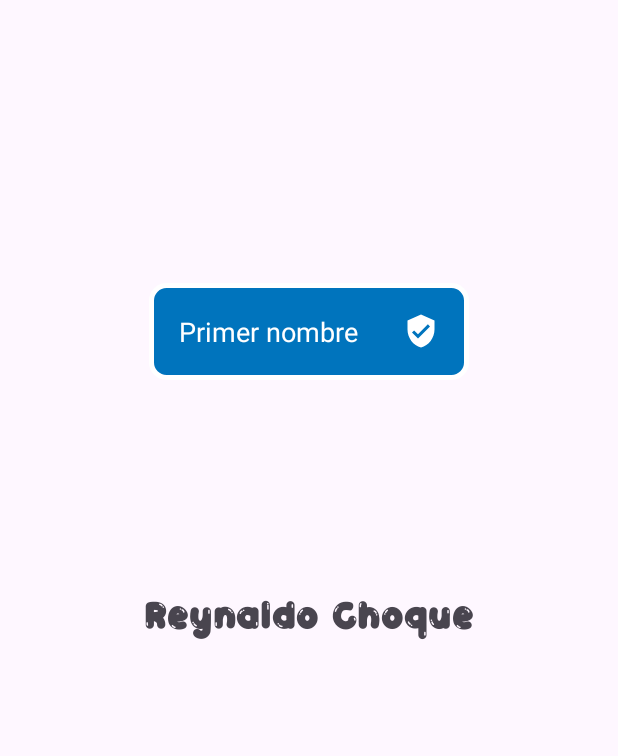
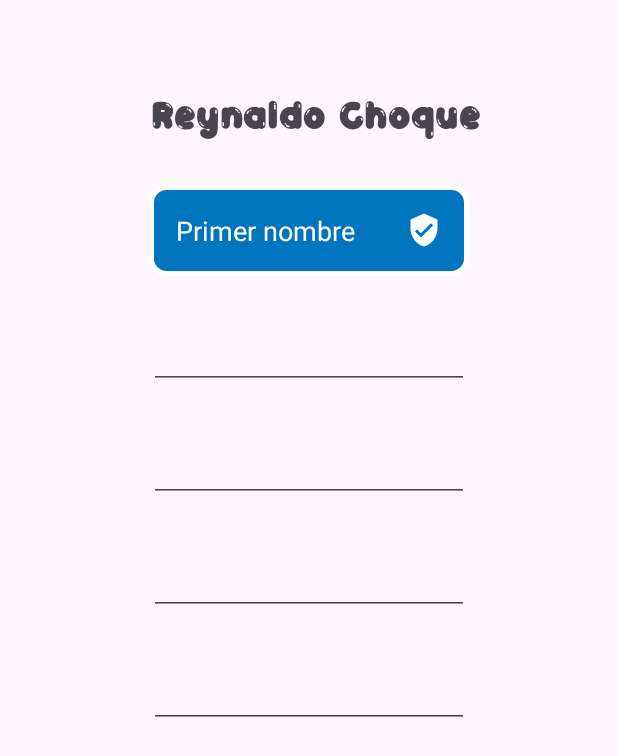
Before and after one commit to rrchoque/rrchoque-netzun-kotlin-avanzado-parte-2, an Android app: the layout activity_main.xml on its own in the app's theme, with its tools: preview values and no code run, on a phone screen of 412 x 824 dp. Shown: the top 756 px of the screen. Run offline under Robolectric (Android 15) with nearby library versions, the phone set to English and light mode, and no system bars.

Commit message:
Se terminó la cápsula 7 del módulo 01: Tipos de EditText

```diff
--- a/EmptyApp/app/src/main/java/com/example/emptyapp/MainActivity.kt
+++ b/EmptyApp/app/src/main/java/com/example/emptyapp/MainActivity.kt
@@ -5,6 +5,7 @@ import androidx.appcompat.app.AppCompatActivity
 import android.os.Bundle
 import android.widget.TextView
 import android.widget.Toast
+import androidx.core.widget.addTextChangedListener
 import com.example.emptyapp.databinding.ActivityMainBinding
 
 class MainActivity : AppCompatActivity() {
@@ -15,6 +16,9 @@ class MainActivity : AppCompatActivity() {
         //setContentView(R.layout.activity_main)
         setContentView(binding.root)
 
+        /**
+         * TextView
+         */
         //val tvNameDev = findViewById<TextView>(R.id.tvNameDev)
         val tvNameDev = binding.tvNameDev
         //tvNameDev.text = getString(R.string.hola_mundo)
@@ -31,5 +35,15 @@ class MainActivity : AppCompatActivity() {
                 tvNameDev.setTextColor(Color.RED)
             }
         }
+
+        /**
+         * EditText
+         */
+        val etName = binding.etName
+        etName.addTextChangedListener {
+            if (etName.text.isEmpty()){
+                etName.error = "Este campo no puede estar vacio"
+            }
+        }
     }
 }
--- a/EmptyApp/app/src/main/res/layout/activity_main.xml
+++ b/EmptyApp/app/src/main/res/layout/activity_main.xml
@@ -10,11 +10,12 @@
         android:id="@+id/tvNameDev"
         android:layout_width="wrap_content"
         android:layout_height="wrap_content"
+        android:layout_marginTop="64dp"
+        android:fontFamily="@font/valoon"
         android:text="@string/name_dev"
-        android:fontFamily="@font/valoon"
         android:textSize="26sp"
-        app:layout_constraintBottom_toBottomOf="parent"
         app:layout_constraintEnd_toEndOf="parent"
+        app:layout_constraintHorizontal_bias="0.523"
         app:layout_constraintStart_toStartOf="parent"
         app:layout_constraintTop_toTopOf="parent" />
 
@@ -22,17 +23,60 @@
         android:id="@+id/etName"
         android:layout_width="wrap_content"
         android:layout_height="wrap_content"
-        android:layout_marginTop="44dp"
-        android:ems="10"
-        android:padding="20dp"
-        android:textColorHint="@color/white"
-        android:inputType="textPersonName|textAutoComplete"
-        android:hint="@string/primer_nombre"
         android:background="@drawable/bg_teal_button"
         android:drawableEnd="@drawable/baseline_verified_user_24"
-        app:layout_constraintBottom_toTopOf="@+id/tvNameDev"
+        android:ems="10"
+        android:hint="@string/primer_nombre"
+        android:inputType="textPersonName|textAutoComplete"
+        android:layout_marginTop="30dp"
+        android:padding="18dp"
+        android:textColorHint="@color/white"
         app:layout_constraintEnd_toEndOf="parent"
         app:layout_constraintStart_toStartOf="parent"
-        app:layout_constraintTop_toTopOf="parent" />
+        app:layout_constraintTop_toBottomOf="@+id/tvNameDev" />
+
+    <EditText
+        android:id="@+id/editTextTextPassword"
+        android:layout_width="wrap_content"
+        android:layout_height="wrap_content"
+        android:ems="10"
+        android:layout_marginTop="30dp"
+        android:inputType="textPassword"
+        app:layout_constraintEnd_toEndOf="parent"
+        app:layout_constraintStart_toStartOf="parent"
+        app:layout_constraintTop_toBottomOf="@+id/etName" />
+
+    <EditText
+        android:id="@+id/editTextNumberPassword"
+        android:layout_width="wrap_content"
+        android:layout_height="wrap_content"
+        android:ems="10"
+        android:layout_marginTop="30dp"
+        android:inputType="numberPassword"
+        app:layout_constraintEnd_toEndOf="parent"
+        app:layout_constraintStart_toStartOf="parent"
+        app:layout_constraintTop_toBottomOf="@+id/editTextTextPassword" />
+
+    <EditText
+        android:id="@+id/editTextTextEmailAddress"
+        android:layout_width="wrap_content"
+        android:layout_height="wrap_content"
+        android:ems="10"
+        android:layout_marginTop="30dp"
+        android:inputType="textEmailAddress"
+        app:layout_constraintEnd_toEndOf="parent"
+        app:layout_constraintStart_toStartOf="parent"
+        app:layout_constraintTop_toBottomOf="@+id/editTextNumberPassword" />
+
+    <EditText
+        android:id="@+id/editTextPhone"
+        android:layout_width="wrap_content"
+        android:layout_height="wrap_content"
+        android:ems="10"
+        android:layout_marginTop="30dp"
+        android:inputType="phone"
+        app:layout_constraintEnd_toEndOf="parent"
+        app:layout_constraintStart_toStartOf="parent"
+        app:layout_constraintTop_toBottomOf="@+id/editTextTextEmailAddress" />
 
 </androidx.constraintlayout.widget.ConstraintLayout>
```
